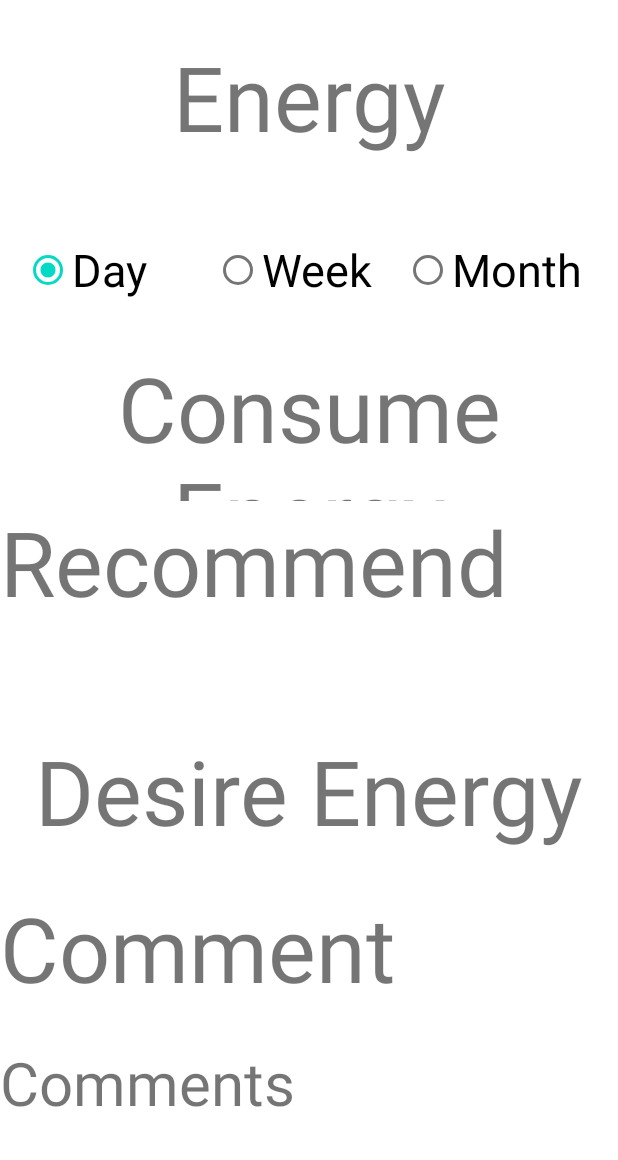
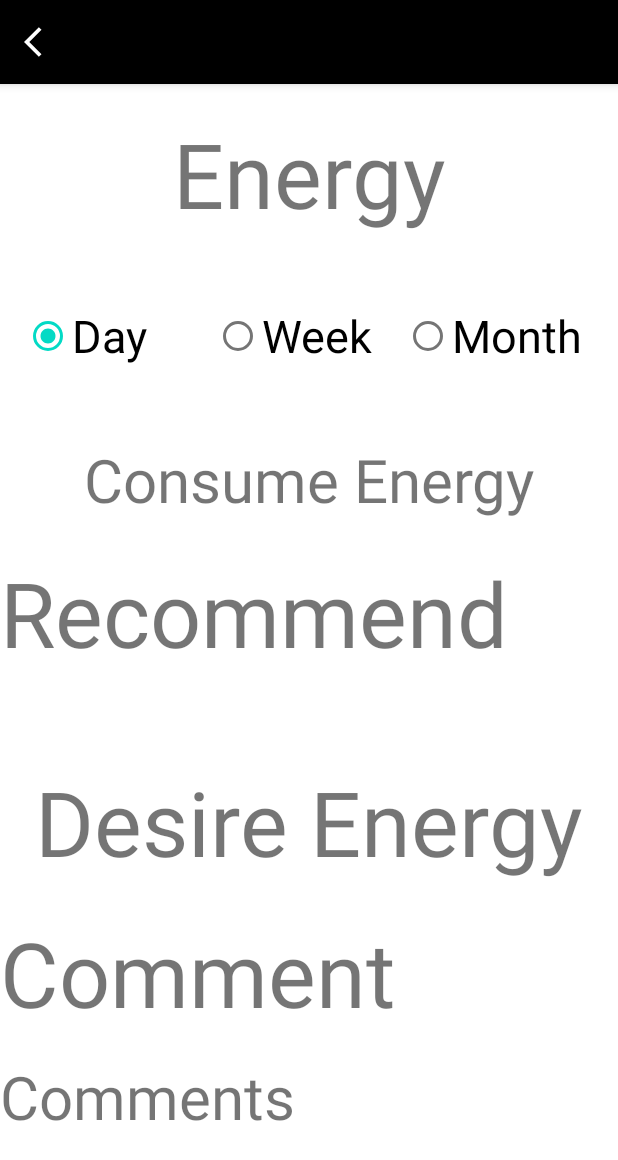
Before and after one commit to XuSog/Calorize, an Android app: the EnergyActivity screen opened directly, with no data from a screen before it, on a phone screen of 412 x 824 dp. Shown: the top 1160 px of the screen. Run offline under Robolectric (Android 15) with nearby library versions, the phone set to English and light mode, and no system bars; 8 statements that could not run were skipped.

Commit message:
a few formatings

```diff
--- a/app/src/main/java/com/example/healthcare/EnergyActivity.java
+++ b/app/src/main/java/com/example/healthcare/EnergyActivity.java
@@ -1,16 +1,13 @@
 package com.example.healthcare;
 
 import androidx.appcompat.app.AppCompatActivity;
+import androidx.appcompat.widget.Toolbar;
 
-import android.app.Activity;
-import android.content.Intent;
 import android.content.SharedPreferences;
+import android.graphics.Color;
 import android.os.Bundle;
 import android.util.Log;
 import android.view.View;
-import android.widget.Button;
-import android.widget.ImageButton;
-import android.widget.ImageView;
 import android.widget.RadioButton;
 import android.widget.RadioGroup;
 import android.widget.TextView;
@@ -59,6 +56,15 @@ public class EnergyActivity extends AppCompatActivity {
     protected void onCreate(Bundle savedInstanceState) {
         super.onCreate(savedInstanceState);
         setContentView(R.layout.energy_activity);
+
+        Toolbar toolbar = findViewById(R.id.toolbar);
+        toolbar.setNavigationIcon(R.drawable.back);
+        toolbar.setBackgroundColor(Color.BLACK);
+        toolbar.setTitle("About Me");
+        toolbar.setNavigationOnClickListener(new View.OnClickListener() {
+            @Override
+            public void onClick(View v) { finish(); }
+        });
 
         SharedPreferences sharedPreferences = getSharedPreferences("shared preferences", MODE_PRIVATE);
         Gson gson = new Gson();
--- a/app/src/main/java/com/example/healthcare/FoodDetail.java
+++ b/app/src/main/java/com/example/healthcare/FoodDetail.java
@@ -47,7 +47,6 @@ public class FoodDetail extends AppCompatActivity {
     ArrayList barEntries;
     Button cancelButton;
     Button saveButton;
-    TextView name;
     String[] data;
 
     Double DayEnergy;
--- a/app/src/main/java/com/example/healthcare/Get_desire_day_energy.java
+++ b/app/src/main/java/com/example/healthcare/Get_desire_day_energy.java
@@ -1,6 +1,5 @@
 package com.example.healthcare;
 
-import android.content.Intent;
 import java.math.*;
 
 public class Get_desire_day_energy {
--- a/app/src/main/res/layout/energy_activity.xml
+++ b/app/src/main/res/layout/energy_activity.xml
@@ -6,6 +6,18 @@
     android:layout_width="match_parent"
     android:layout_height="match_parent"
     tools:context=".EnergyActivity">
+
+    <com.google.android.material.appbar.AppBarLayout
+        android:layout_width="match_parent"
+        android:layout_height="wrap_content">
+
+        <androidx.appcompat.widget.Toolbar
+            android:id="@+id/toolbar"
+            android:layout_width="match_parent"
+            android:layout_height="?attr/actionBarSize"
+            android:background="?attr/colorPrimary" />
+
+    </com.google.android.material.appbar.AppBarLayout>
 
     <TextView
         android:layout_width="match_parent"
@@ -63,7 +75,7 @@
         android:id="@+id/EnergyConsumeText"
 
         android:text="Consume Energy"
-        android:textSize="60sp"
+        android:textSize="40sp"
 
         android:gravity="center" />
 
```
